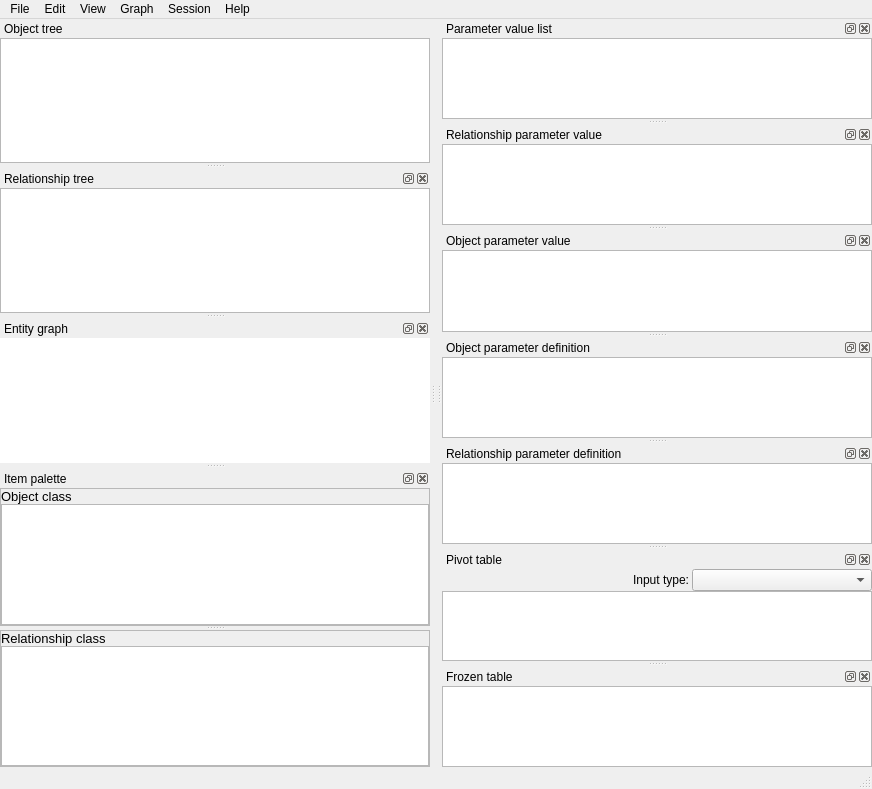
Qt form spinetoolbox/ui/data_store_view.ui (spine-tools/Spine-Toolbox) before a commit.
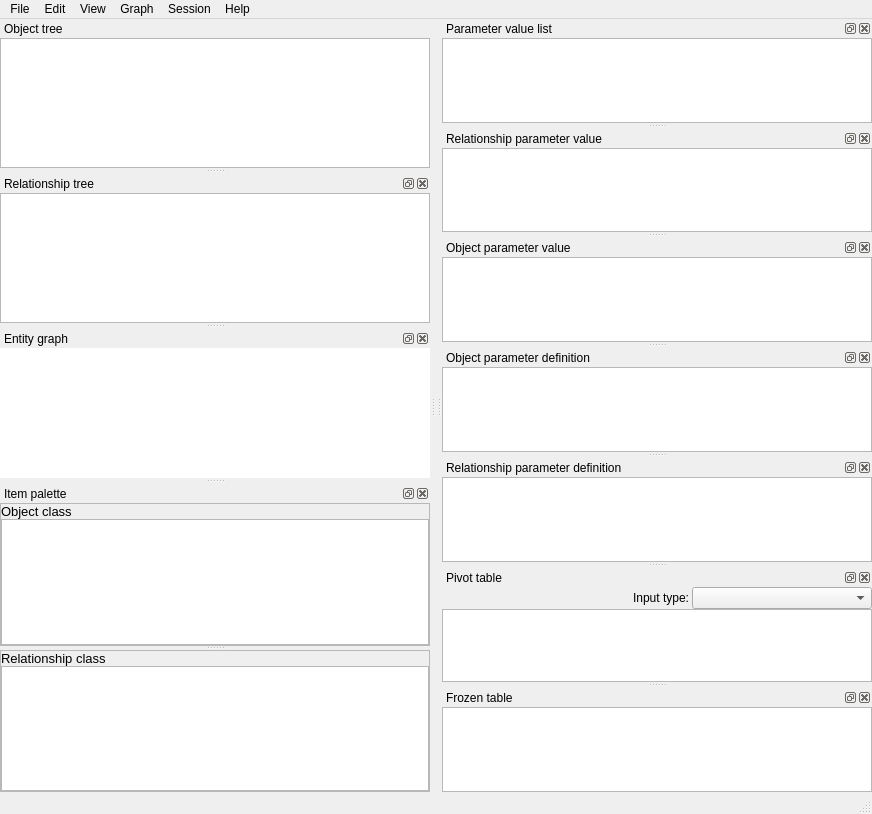
The same form after that commit. Icons and pictures are not drawn. Custom widgets are drawn as their Qt base class.

Patch:
```diff
--- a/spinetoolbox/ui/data_store_view.ui
+++ b/spinetoolbox/ui/data_store_view.ui
@@ -19,7 +19,7 @@
     <x>0</x>
     <y>0</y>
     <width>872</width>
-    <height>789</height>
+    <height>814</height>
    </rect>
   </property>
   <property name="windowTitle">
```
Left out of the diff: 21 changed lines with no effect on the pictures.
